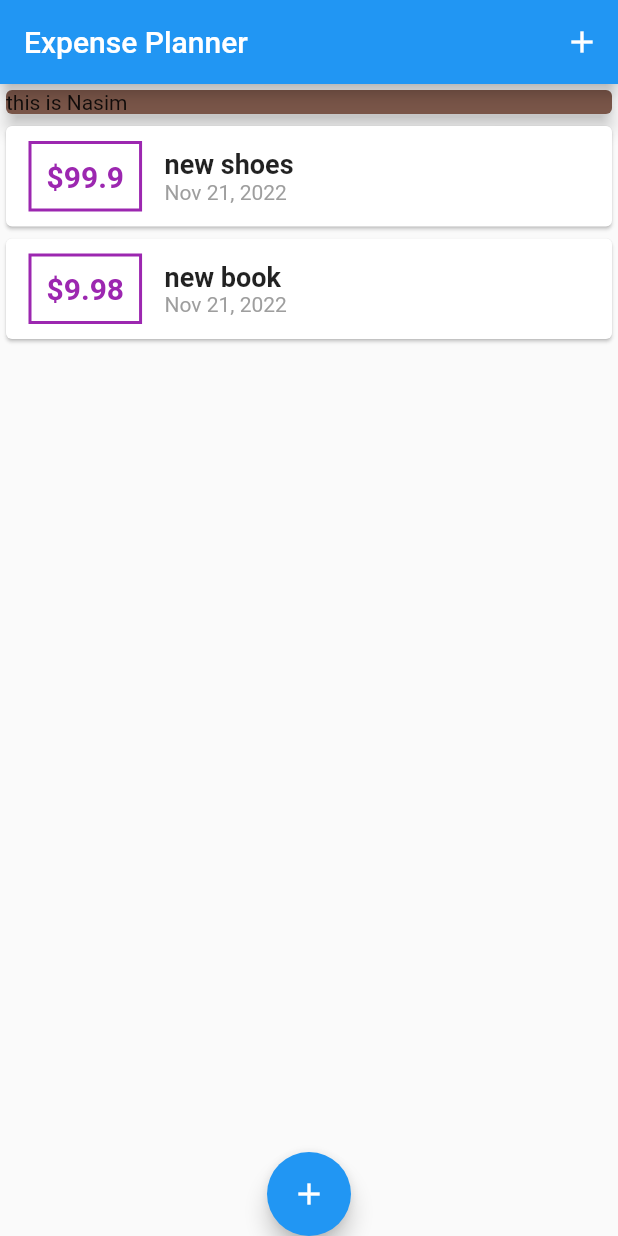
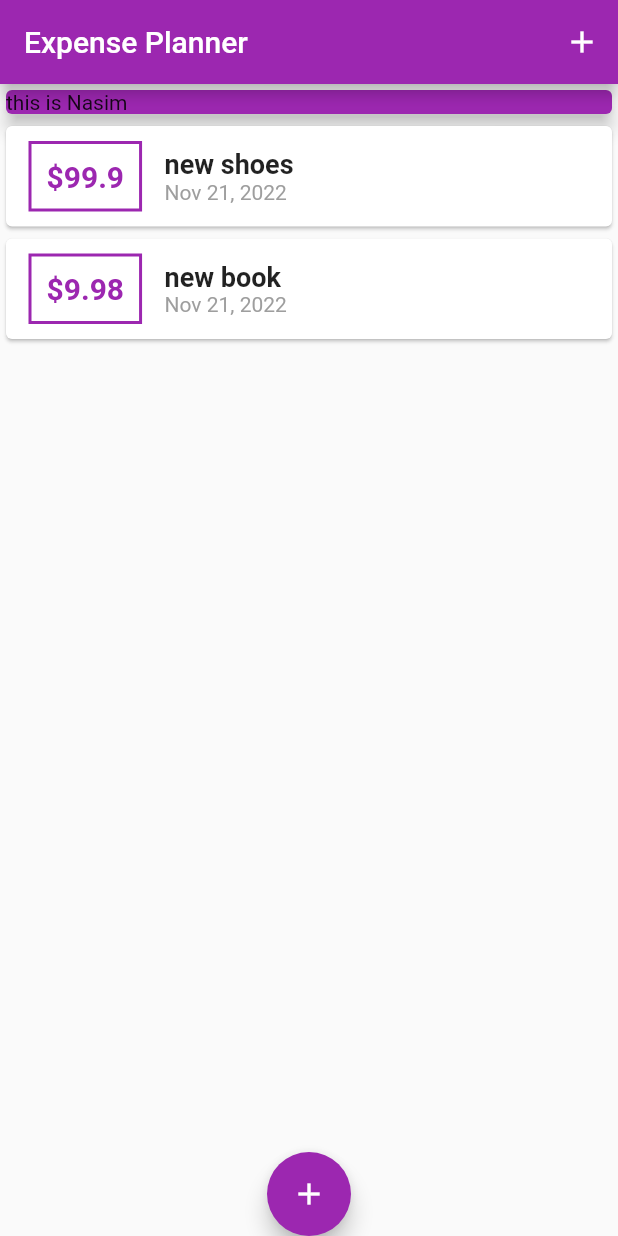
Before and after one commit to Nasim-Alizai/flutter_expense_palnner, a Flutter app: the screen it shows after launch, on a phone screen of 412 x 824 dp. Run offline on Flutter 3.47's test engine with Material 2 defaults, Android fonts, the phone set to English and light mode, and no system bars.

Commit message:
theme coloring

```diff
--- a/lib/home_page.dart
+++ b/lib/home_page.dart
@@ -56,6 +56,7 @@ class _MyHomePageState extends State<MyHomePage> {
   Widget build(BuildContext context) {
     return Scaffold(
       appBar: AppBar(
+        backgroundColor: Theme.of(context).primaryColor,
         title: const Text('Expense Planner'),
         actions: [
           IconButton(
@@ -68,10 +69,10 @@ class _MyHomePageState extends State<MyHomePage> {
       body: Column(
         // mainAxisAlignment: MainAxisAlignment.spaceAround,
         children: <Widget>[
-          const SizedBox(
+          SizedBox(
             width: double.infinity,
             child: Card(
-              color: Colors.brown,
+              color: Theme.of(context).primaryColor,
               elevation: 5,
               child: Text("this is Nasim"),
             ),
--- a/lib/main.dart
+++ b/lib/main.dart
@@ -12,6 +12,9 @@ class MyApp extends StatelessWidget {
       debugShowCheckedModeBanner: false,
       title: 'Flutter App',
       home: MyHomePage(),
+      theme: ThemeData(
+        primarySwatch: Colors.purple,
+      ),
     );
   }
 }
--- a/lib/widgets/Transaction_list.dart
+++ b/lib/widgets/Transaction_list.dart
@@ -20,15 +20,19 @@ class TransactionList extends StatelessWidget {
                     margin: const EdgeInsets.symmetric(
                         horizontal: 15, vertical: 10),
                     decoration: BoxDecoration(
-                      border: Border.all(color: Colors.purple, width: 2),
+                      border: Border.all(
+                        color: Theme.of(context).primaryColor,
+                        width: 2,
+                      ),
                     ),
                     padding: const EdgeInsets.all(10),
                     child: Text(
                       '\$${userTransactions[index].amount}',
-                      style: const TextStyle(
-                          fontWeight: FontWeight.bold,
-                          fontSize: 20,
-                          color: Colors.purple),
+                      style: TextStyle(
+                        fontWeight: FontWeight.bold,
+                        fontSize: 20,
+                        color: Theme.of(context).primaryColor,
+                      ),
                     ),
                   ),
                   Column(
```
